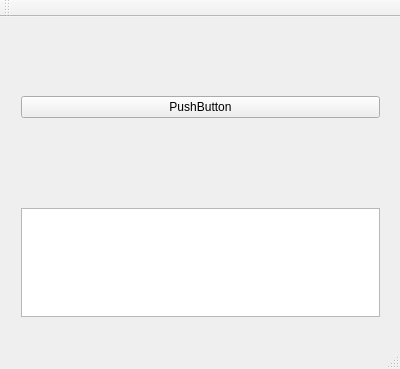
Qt form mainwindow.ui (moguriso/test-server-gui) before a commit.
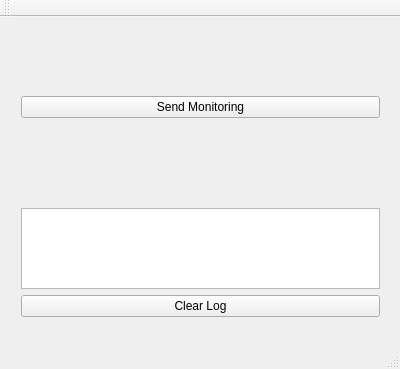
The same form after that commit.

Diff of the .ui file:
```diff
--- a/mainwindow.ui
+++ b/mainwindow.ui
@@ -27,7 +27,7 @@
      <item>
       <widget class="QPushButton" name="pushButton">
        <property name="text">
-        <string>PushButton</string>
+        <string>Send Monitoring</string>
        </property>
       </widget>
      </item>
@@ -50,6 +50,13 @@
        </property>
       </widget>
      </item>
+     <item>
+      <widget class="QPushButton" name="clearButton">
+       <property name="text">
+        <string>Clear Log</string>
+       </property>
+      </widget>
+     </item>
     </layout>
    </widget>
   </widget>
```
Left out of the diff: 2 changed lines with no effect on the pictures.
